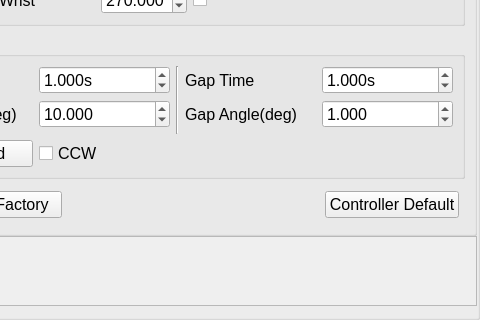
Old version of the form source/wnd/ui/sinanjupref.ui in the repository ww4u/megarobostudio; both pictures show x 125 to 605 and y 235 to 555 of the 605 by 555 pixel window.
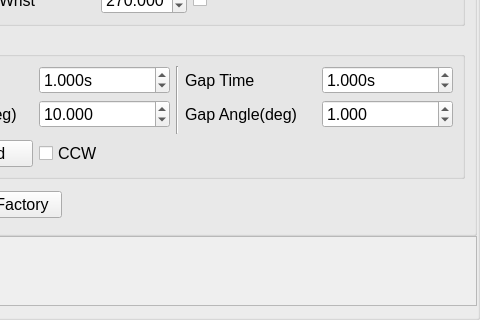
New version of the form. Icons and pictures are not drawn. Custom widgets are drawn as their Qt base class.

The edit to the form file:
```diff
--- a/source/wnd/ui/sinanjupref.ui
+++ b/source/wnd/ui/sinanjupref.ui
@@ -422,13 +422,6 @@
              </property>
             </spacer>
            </item>
-           <item>
-            <widget class="QPushButton" name="pushButton">
-             <property name="text">
-              <string>Controller Default</string>
-             </property>
-            </widget>
-           </item>
           </layout>
          </item>
         </layout>
```
Left out of the diff: 2 changed lines with no effect on the pictures.
